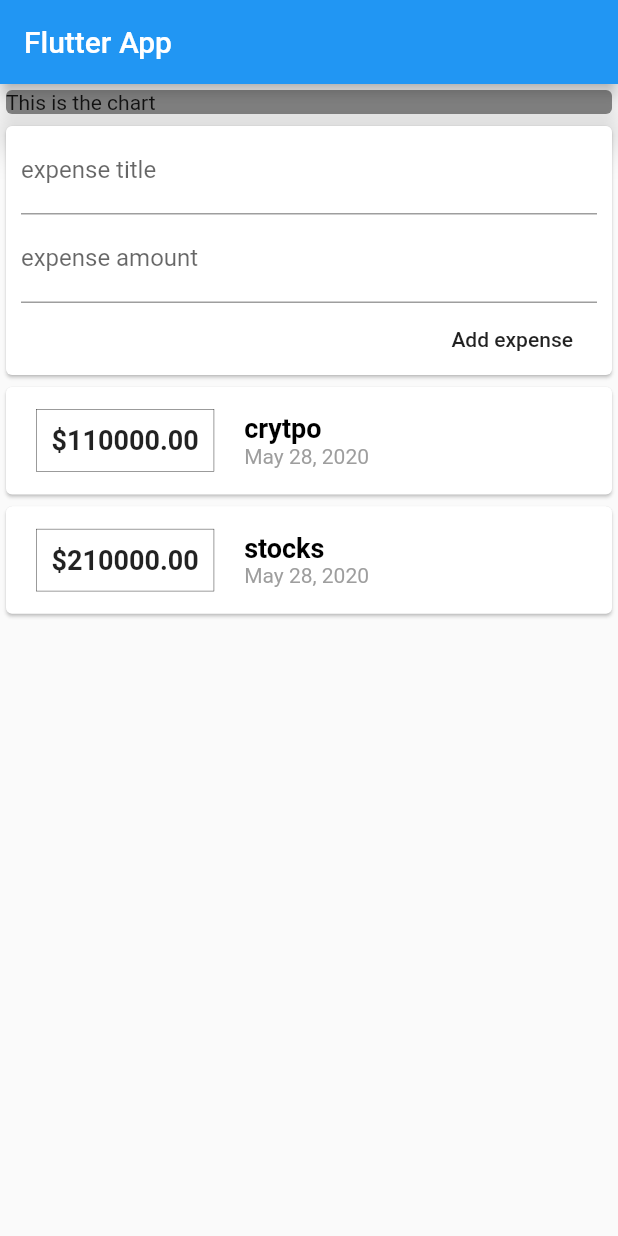
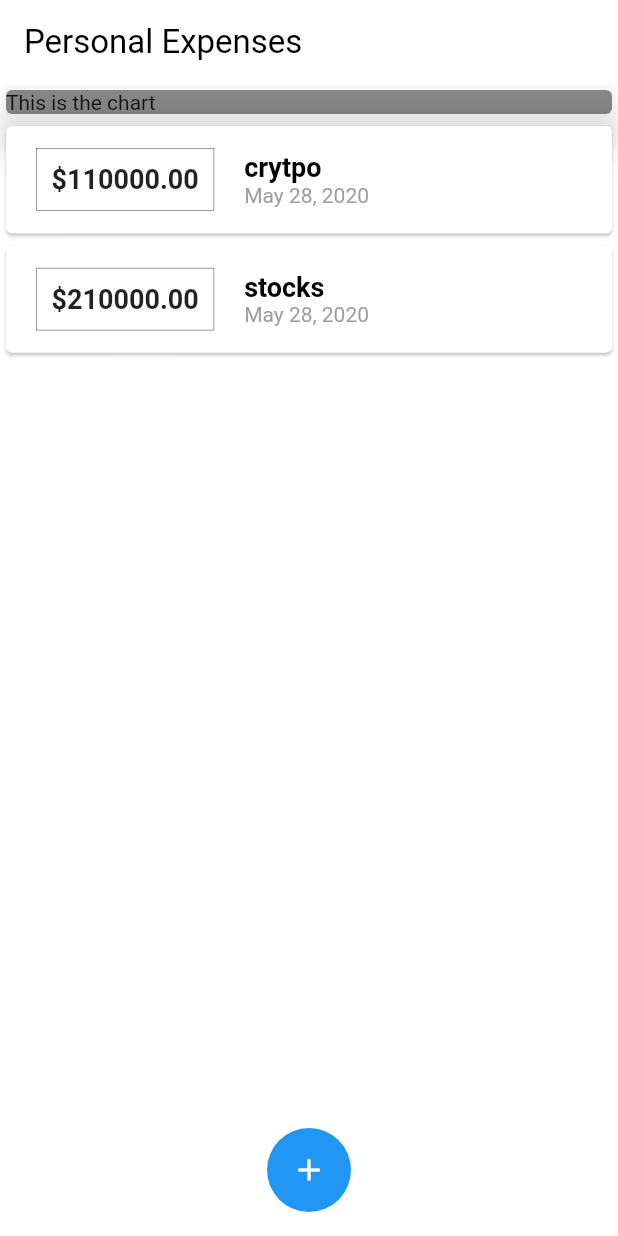
Before and after one commit to bobbylemm/expense-clue, a Flutter app: the screen it shows after launch, on a phone screen of 412 x 824 dp. Run offline on Flutter 3.47's test engine with Material 2 defaults, Android fonts, the phone set to English and light mode, and no system bars.

Commit message:
implement theming for app

```diff
--- a/lib/main.dart
+++ b/lib/main.dart
@@ -1,6 +1,8 @@
 import 'package:flutter/material.dart';
 
-import './widgets/user_transaction.dart';
+import './models/transaction.dart';
+import './widgets/new_transaction.dart';
+import './widgets/transaction_list.dart';
 
 void main() {
   runApp(MyApp());
@@ -9,19 +11,68 @@ void main() {
 class MyApp extends StatelessWidget {
   @override
   Widget build(BuildContext context) {
-    return MaterialApp(title: 'Flutter application', home: HomePage());
+    return MaterialApp(
+        title: 'Personal expenses',
+        theme: ThemeData(
+          scaffoldBackgroundColor: Colors.white,
+          appBarTheme: AppBarTheme(
+            color: Colors.white,
+            elevation: 0,
+            textTheme: TextTheme(
+              headline6: TextStyle(
+                color: Colors.black,
+                fontSize: 22,
+              ),
+            ),
+          ),
+        ),
+        home: HomePage());
   }
 }
 
-class HomePage extends StatelessWidget {
-  final titleController = TextEditingController();
-  final amountController = TextEditingController();
+class HomePage extends StatefulWidget {
+  @override
+  _HomePageState createState() => _HomePageState();
+}
+
+class _HomePageState extends State<HomePage> {
+  final List<Transaction> _userTransactions = [
+    Transaction(
+        id: 't1', title: 'crytpo', amount: 110000, date: DateTime.now()),
+    Transaction(id: 't2', title: 'stocks', amount: 210000, date: DateTime.now())
+  ];
+
+  void _addNewTransaction(String txTitle, double txAmount) {
+    final newTx = Transaction(
+        title: txTitle,
+        amount: txAmount,
+        date: DateTime.now(),
+        id: DateTime.now().toString());
+
+    setState(() {
+      _userTransactions.add(newTx);
+    });
+  }
+
+  void _startAddNewTransaction(BuildContext ctx) {
+    showModalBottomSheet(
+        context: ctx,
+        builder: (_) {
+          return NewTransaction(_addNewTransaction);
+        });
+  }
 
   @override
   Widget build(BuildContext context) {
     return Scaffold(
       appBar: AppBar(
-          title: Text('Flutter App'),
+        title: Text('Personal Expenses'),
+        actions: <Widget>[
+          IconButton(
+            icon: Icon(Icons.add),
+            onPressed: () => _startAddNewTransaction(context),
+          )
+        ],
       ),
       body: SingleChildScrollView(
         child: Column(
@@ -35,9 +86,16 @@ class HomePage extends StatelessWidget {
                 child: Text('This is the chart'),
               ),
             ),
-              UserTransaction()
+            TransactionList(_userTransactions),
           ],
         ),
-        ));
+      ),
+      floatingActionButtonLocation: FloatingActionButtonLocation.centerFloat,
+      floatingActionButton: FloatingActionButton(
+        elevation: 0,
+        child: Icon(Icons.add),
+        onPressed: () => _startAddNewTransaction(context),
+      ),
+    );
   }
 }
--- a/lib/widgets/new_transaction.dart
+++ b/lib/widgets/new_transaction.dart
@@ -1,11 +1,18 @@
 import 'package:flutter/material.dart';
 
-class NewTransaction extends StatelessWidget {
-  final titleController = TextEditingController();
-  final amountController = TextEditingController();
+class NewTransaction extends StatefulWidget {
   final Function addNewTransaction;
 
   NewTransaction(this.addNewTransaction);
+
+  @override
+  _NewTransactionState createState() => _NewTransactionState();
+}
+
+class _NewTransactionState extends State<NewTransaction> {
+  final titleController = TextEditingController();
+
+  final amountController = TextEditingController();
 
   void submitData() {
     final enteredTitle = titleController.text;
@@ -15,7 +22,8 @@ class NewTransaction extends StatelessWidget {
       return;
     }
 
-    addNewTransaction(enteredTitle, enteredAmount);
+    widget.addNewTransaction(enteredTitle, enteredAmount);
+    Navigator.of(context).pop();
   }
 
   @override
--- a/lib/widgets/transaction_list.dart
+++ b/lib/widgets/transaction_list.dart
@@ -10,7 +10,7 @@ class TransactionList extends StatelessWidget {
   @override
   Widget build(BuildContext context) {
     return Container(
-      height: 300,
+      height: 500,
       child: ListView.builder(
         itemBuilder: (ctx, index) {
           return Card(
--- a/lib/widgets/user_transaction.dart
+++ /dev/null
@@ -1,40 +0,0 @@
-import 'package:flutter/material.dart';
-
-import './new_transaction.dart';
-import './transaction_list.dart';
-import '../models/transaction.dart';
-
-class UserTransaction extends StatefulWidget {
-  @override
-  _UserTransactionState createState() => _UserTransactionState();
-}
-
-class _UserTransactionState extends State<UserTransaction> {
-  final List<Transaction> _userTransactions = [
-    Transaction(
-        id: 't1', title: 'crytpo', amount: 110000, date: DateTime.now()),
-    Transaction(id: 't2', title: 'stocks', amount: 210000, date: DateTime.now())
-  ];
-
-  void _addNewTransaction(String txTitle, double txAmount) {
-    final newTx = Transaction(
-        title: txTitle,
-        amount: txAmount,
-        date: DateTime.now(),
-        id: DateTime.now().toString());
-
-    setState(() {
-      _userTransactions.add(newTx);
-    });
-  }
-
-  @override
-  Widget build(BuildContext context) {
-    return Column(
-      children: <Widget>[
-        NewTransaction(_addNewTransaction),
-        TransactionList(_userTransactions),
-      ],
-    );
-  }
-}
```
Lines whose indentation alone changed are shown as unchanged.
